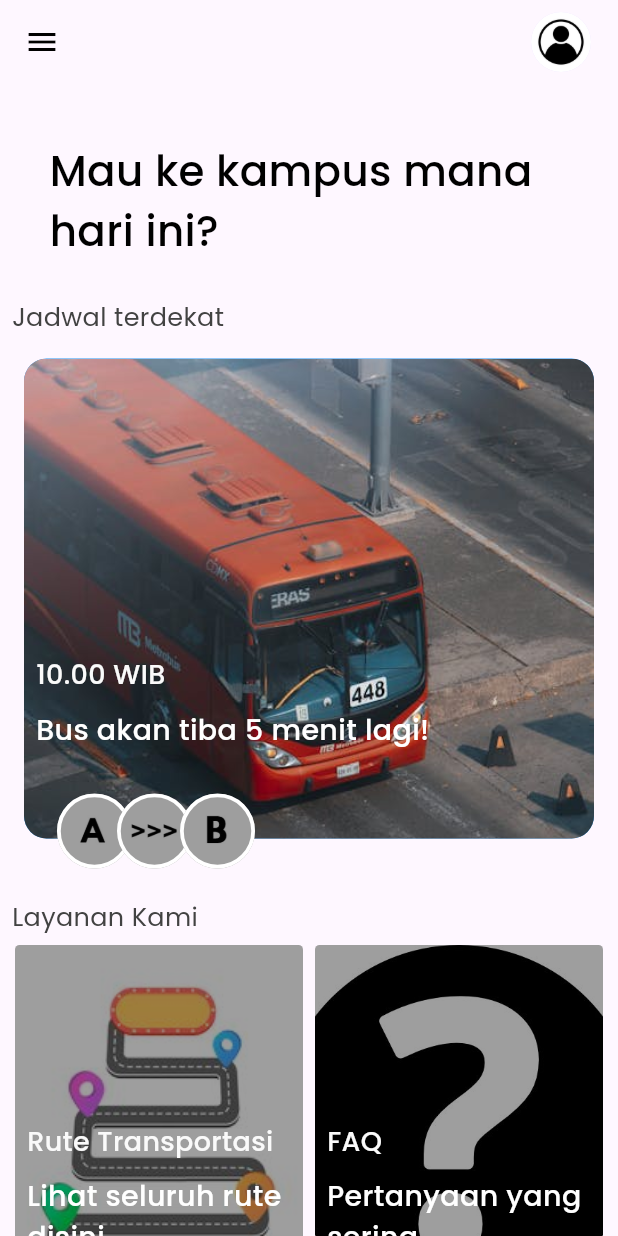
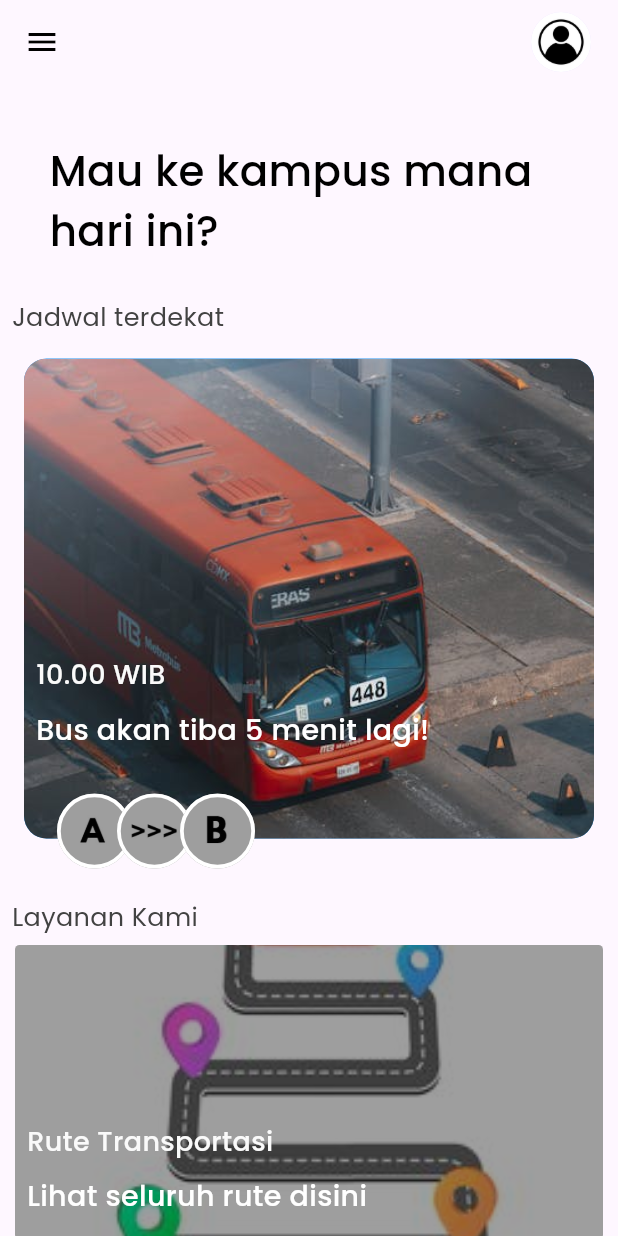
Before and after one commit to otto12os/ProjectUTS, a Flutter app: the HomePage screen opened directly, on a phone screen of 412 x 824 dp. Run offline on Flutter 3.47's test engine with Material 3 defaults, Android fonts, the phone set to English and light mode, and no system bars; our stand-ins replace google_fonts.

Commit message:
rework UI home screen

```diff
--- a/lib/screens/home_screen.dart
+++ b/lib/screens/home_screen.dart
@@ -11,29 +11,34 @@ class HomePage extends StatefulWidget {
 }
 
 class _HomePageState extends State<HomePage> {
-  @override
-  Widget build(BuildContext context) {
-    final pastTripImages = [
-      // string gambar
+  final List<String> pastTripImages = [
     "images/city1.jpg",
     "images/city2.jpg",
     "images/city3.jpg",
     "images/city4.jpg",
   ];
-    List<String> pastDates = [
-      // string judul
+
+  final List<String> pastDates = [
     'Rute Transportasi',
     'FAQ',
     'Kritik & Saran',
     'Call Center',
   ];
-    List<String> pastCities = [
-      // string keterangan
+
+  final List<String> pastCities = [
     'Lihat seluruh rute disini',
     'Pertanyaan yang sering ditanyakan',
     'Kritik & saranmu berguna untuk kami',
     'Hubungi kami jika ada masalah',
   ];
+
+  void _onTap(int index) {
+    print('Tapped on item $index');
+    // Add navigation or any other action here
+  }
+
+  @override
+  Widget build(BuildContext context) {
     return Scaffold(
       appBar: AppBar(
         iconTheme: const IconThemeData(color: Colors.black),
@@ -57,9 +62,7 @@ class _HomePageState extends State<HomePage> {
           child: Column(
             crossAxisAlignment: CrossAxisAlignment.start,
             children: [
-              const SizedBox(
-                height: 30,
-              ),
+              const SizedBox(height: 30),
               Padding(
                 padding: const EdgeInsets.only(left: 25),
                 child: Text(
@@ -67,12 +70,11 @@ class _HomePageState extends State<HomePage> {
                   style: GoogleFonts.poppins(
                     fontWeight: FontWeight.w500,
                     fontSize: 28,
-                      color: Colors.black),
+                    color: Colors.black,
                   ),
                 ),
-              const SizedBox(
-                height: 25,
               ),
+              const SizedBox(height: 25),
               Center(
                 child: SizedBox(
                   height: 400,
@@ -83,7 +85,8 @@ class _HomePageState extends State<HomePage> {
                         style: GoogleFonts.poppins(
                           fontWeight: FontWeight.w400,
                           fontSize: 17,
-                            color: Colors.grey.shade800),
+                          color: Colors.grey.shade800,
+                        ),
                       ),
                       Center(
                         child: Hero(
@@ -107,9 +110,7 @@ class _HomePageState extends State<HomePage> {
                               child: Column(
                                 crossAxisAlignment: CrossAxisAlignment.start,
                                 children: [
-                                const SizedBox(
-                                  height: 190,
-                                ),
+                                  const SizedBox(height: 190),
                                   Text(
                                     '10.00 WIB',
                                     style: GoogleFonts.poppins(
@@ -118,9 +119,7 @@ class _HomePageState extends State<HomePage> {
                                       fontSize: 18,
                                     ),
                                   ),
-                                const SizedBox(
-                                  height: 10,
-                                ),
+                                  const SizedBox(height: 10),
                                   Text(
                                     'Bus akan tiba 5 menit lagi!',
                                     style: GoogleFonts.poppins(
@@ -133,8 +132,8 @@ class _HomePageState extends State<HomePage> {
                               ),
                             ),
                           ),
-                      )),
-                      // Circular Container 1
+                        ),
+                      ),
                       const Positioned(
                         top: 330,
                         left: 30,
@@ -163,7 +162,7 @@ class _HomePageState extends State<HomePage> {
                             )
                           ],
                         ),
-                      )
+                      ),
                     ],
                   ),
                 ),
@@ -173,23 +172,18 @@ class _HomePageState extends State<HomePage> {
                 style: GoogleFonts.poppins(
                   fontWeight: FontWeight.w400,
                   fontSize: 17,
-                    color: Colors.grey.shade800),
+                  color: Colors.grey.shade800,
                 ),
-              const SizedBox(
-                height: 5,
               ),
-              SizedBox(
-                height: MediaQuery.of(context).size.height,
-                child: GridView.builder(
-                  gridDelegate: const SliverGridDelegateWithFixedCrossAxisCount(
-                    crossAxisCount: 2,
-                    mainAxisSpacing: 4.0,
-                    crossAxisSpacing: 4.0,
-                    childAspectRatio: 0.8,
-                  ),
-                  itemCount: pastTripImages.length,
-                  itemBuilder: (BuildContext context, int index) {
-                    return Container(
+              const SizedBox(height: 5),
+              Column(
+                children: List.generate(pastTripImages.length, (index) {
+                  return GestureDetector(
+                    onTap: () => _onTap(index),
+                    child: SizedBox(
+                      height: 200,
+                      width: double.infinity,
+                      child: Container(
                         margin: const EdgeInsets.all(2),
                         decoration: BoxDecoration(
                           borderRadius: BorderRadius.circular(3),
@@ -205,9 +199,7 @@ class _HomePageState extends State<HomePage> {
                         child: Column(
                           crossAxisAlignment: CrossAxisAlignment.start,
                           children: [
-                            const SizedBox(
-                              height: 110,
-                            ),
+                            const SizedBox(height: 110),
                             Text(
                               pastDates[index],
                               style: GoogleFonts.poppins(
@@ -216,9 +208,7 @@ class _HomePageState extends State<HomePage> {
                                 fontSize: 18,
                               ),
                             ),
-                            const SizedBox(
-                              height: 10,
-                            ),
+                            const SizedBox(height: 10),
                             Text(
                               pastCities[index],
                               style: GoogleFonts.poppins(
@@ -227,10 +217,12 @@ class _HomePageState extends State<HomePage> {
                                 fontSize: 19,
                               ),
                             ),
-                          ]),
+                          ],
+                        ),
+                      ),
+                    ),
                   );
-                  },
-                ),
+                }),
               ),
             ],
           ),
@@ -251,8 +243,7 @@ class _HomePageState extends State<HomePage> {
         const end = Offset.zero;
         const curve = Curves.easeInOut;
 
-        var tween =
-            Tween(begin: begin, end: end).chain(CurveTween(curve: curve));
+        var tween = Tween(begin: begin, end: end).chain(CurveTween(curve: curve));
         var offsetAnimation = animation.drive(tween);
 
         return SlideTransition(position: offsetAnimation, child: child);
```
Lines whose indentation alone changed are shown as unchanged.
